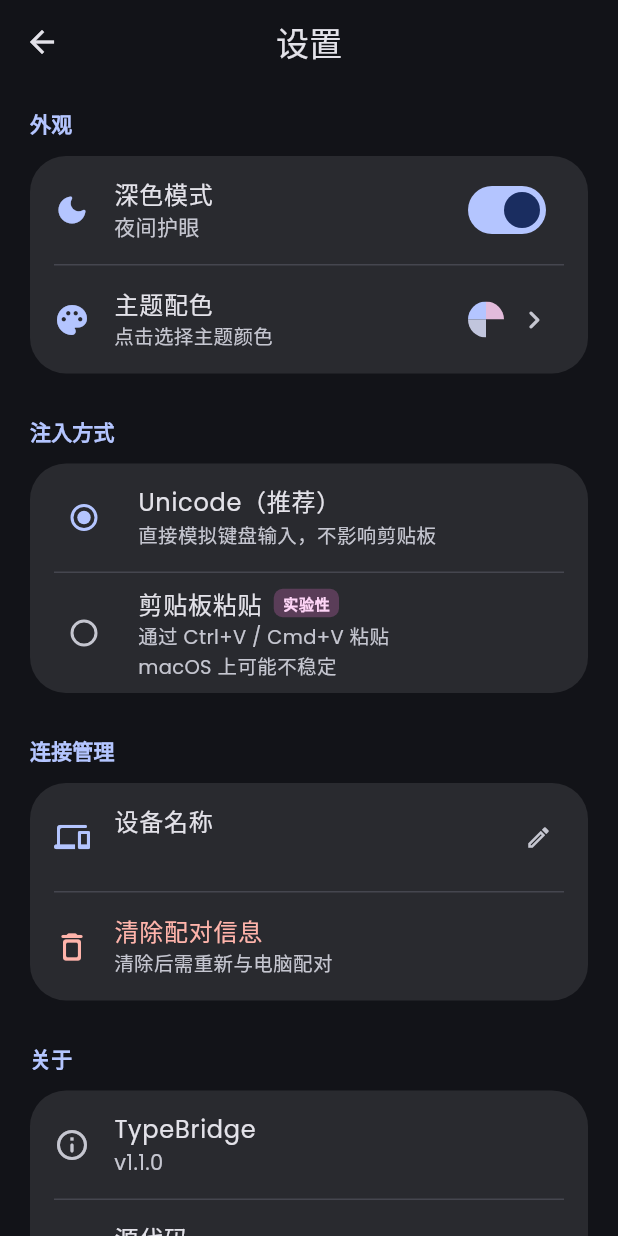
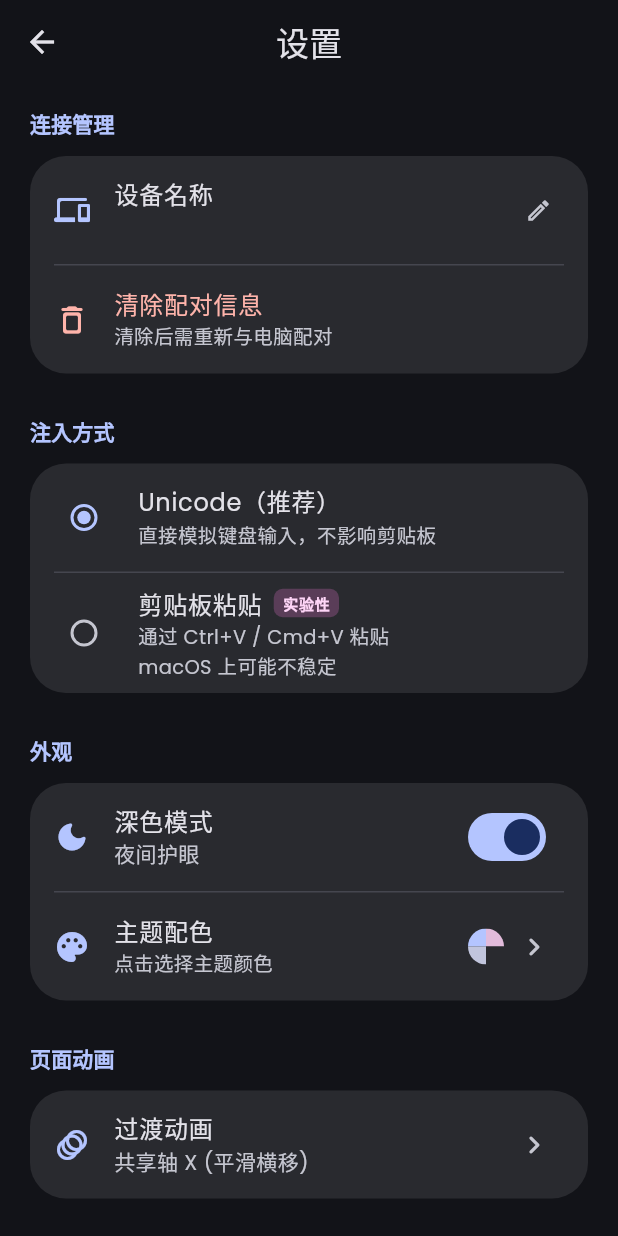
Before and after one commit to VenenoSix24/localtype, a Flutter app: the SettingsScreen screen opened directly, after a tap on "深色模式", on a phone screen of 412 x 824 dp. Run offline on Flutter 3.47's test engine with Material 3 defaults, Android fonts, the phone set to English and light mode, and no system bars; drawn by our look-alikes of dynamic_color; our stand-ins replace device_info_plus, google_fonts, shared_preferences; accounts and stored records are empty.

Commit message:
feat(mobile): 集成 Material Motion 页面切换动效，优化设置页面布局并移除冗余组件动画

```diff
--- a/typebridge_flutter/lib/main.dart
+++ b/typebridge_flutter/lib/main.dart
@@ -1,4 +1,5 @@
 import 'package:flutter/material.dart';
+import 'package:animations/animations.dart';
 import 'package:provider/provider.dart';
 import 'package:dynamic_color/dynamic_color.dart';
 import 'providers/type_bridge_provider.dart';
@@ -86,6 +87,7 @@ class MainScreen extends StatefulWidget {
 
 class _MainScreenState extends State<MainScreen> {
   int _selectedIndex = 0;
+  int _lastIndex = 0;
 
   static const List<Widget> _screens = <Widget>[
     BridgeScreen(),
@@ -95,17 +97,59 @@ class _MainScreenState extends State<MainScreen> {
   ];
 
   void _onItemTapped(int index) {
+    if (index == _selectedIndex) return;
     setState(() {
+      _lastIndex = _selectedIndex;
       _selectedIndex = index;
     });
   }
 
   @override
   Widget build(BuildContext context) {
+    final provider = Provider.of<TypeBridgeProvider>(context);
+    final isReverse = _selectedIndex < _lastIndex;
+
     return Scaffold(
-      body: IndexedStack(
-        index: _selectedIndex,
-        children: _screens,
+      body: PageTransitionSwitcher(
+        duration: const Duration(milliseconds: 400),
+        reverse: isReverse,
+        transitionBuilder: (child, primaryAnimation, secondaryAnimation) {
+          switch (provider.pageTransitionType) {
+            case 'sharedAxisX':
+              return SharedAxisTransition(
+                animation: primaryAnimation,
+                secondaryAnimation: secondaryAnimation,
+                transitionType: SharedAxisTransitionType.horizontal,
+                child: child,
+              );
+            case 'sharedAxisY':
+              return SharedAxisTransition(
+                animation: primaryAnimation,
+                secondaryAnimation: secondaryAnimation,
+                transitionType: SharedAxisTransitionType.vertical,
+                child: child,
+              );
+            case 'sharedAxisZ':
+              return SharedAxisTransition(
+                animation: primaryAnimation,
+                secondaryAnimation: secondaryAnimation,
+                transitionType: SharedAxisTransitionType.scaled,
+                child: child,
+              );
+            case 'fadeThrough':
+              return FadeThroughTransition(
+                animation: primaryAnimation,
+                secondaryAnimation: secondaryAnimation,
+                child: child,
+              );
+            default:
+              return child;
+          }
+        },
+        child: KeyedSubtree(
+          key: ValueKey<int>(_selectedIndex),
+          child: _screens[_selectedIndex],
+        ),
       ),
       bottomNavigationBar: NavigationBar(
         onDestinationSelected: _onItemTapped,
--- a/typebridge_flutter/lib/providers/type_bridge_provider.dart
+++ b/typebridge_flutter/lib/providers/type_bridge_provider.dart
@@ -98,6 +98,7 @@ class TypeBridgeProvider extends ChangeNotifier with WidgetsBindingObserver {
   int _totalChars = 0;
   int _todayChars = 0;
   String _todayDateKey = '';
+  String _pageTransitionType = 'sharedAxisX';
 
   /// 配对对话框回调
   Function(String)? onPairingRequired;
@@ -122,6 +123,7 @@ class TypeBridgeProvider extends ChangeNotifier with WidgetsBindingObserver {
   int get todayChars => _todayChars;
   Color get seedColor => _seedColor;
   bool get useDynamicColor => _useDynamicColor;
+  String get pageTransitionType => _pageTransitionType;
 
   TypeBridgeProvider() {
     WidgetsBinding.instance.addObserver(this);
@@ -201,6 +203,10 @@ class TypeBridgeProvider extends ChangeNotifier with WidgetsBindingObserver {
     _totalChars = prefs.getInt('total_chars') ?? 0;
     _todayDateKey = _getTodayKey();
     _todayChars = prefs.getInt('today_chars_$_todayDateKey') ?? 0;
+
+    // Load Page Transition Preference
+    _pageTransitionType =
+        prefs.getString('page_transition_type') ?? 'sharedAxisX';
 
     // Load Paired Devices
     await _loadPairedDevices();
@@ -341,6 +347,13 @@ class TypeBridgeProvider extends ChangeNotifier with WidgetsBindingObserver {
     _injectionMethod = method;
     final prefs = await SharedPreferences.getInstance();
     await prefs.setString('injection_method', method);
+    notifyListeners();
+  }
+
+  Future<void> setPageTransitionType(String type) async {
+    _pageTransitionType = type;
+    final prefs = await SharedPreferences.getInstance();
+    await prefs.setString('page_transition_type', type);
     notifyListeners();
   }
 
--- a/typebridge_flutter/lib/screens/bridge_screen.dart
+++ b/typebridge_flutter/lib/screens/bridge_screen.dart
@@ -1,7 +1,6 @@
 import 'package:flutter/material.dart';
 import 'package:flutter/services.dart';
 import 'package:provider/provider.dart';
-import 'package:flutter_animate/flutter_animate.dart';
 import '../providers/type_bridge_provider.dart';
 
 /// 连接页 —— Connection Hub (v2)
@@ -145,9 +144,7 @@ class _BridgeScreenState extends State<BridgeScreen> {
                       '正在搜索...',
                       style: theme.textTheme.labelSmall
                           ?.copyWith(color: theme.colorScheme.primary),
-                    )
-                        .animate(onPlay: (c) => c.repeat(reverse: true))
-                        .fadeOut(duration: 1200.ms, curve: Curves.easeInOut),
+                    ),
                   const Spacer(),
                   IconButton(
                     iconSize: 20,
@@ -287,7 +284,7 @@ class _BridgeScreenState extends State<BridgeScreen> {
           ],
         ),
       ),
-    ).animate().fadeIn(duration: 400.ms).slideY(begin: 0.1, end: 0);
+    );
   }
 
   Widget _buildStatusItem(
@@ -502,10 +499,7 @@ class _BridgeScreenState extends State<BridgeScreen> {
                   ),
                 ),
               ),
-            )
-                .animate()
-                .fadeIn(delay: (index * 50).ms)
-                .slideX(begin: 0.05, end: 0);
+            );
           },
           childCount: sortedItems.length,
         ),
--- a/typebridge_flutter/lib/screens/input_screen.dart
+++ b/typebridge_flutter/lib/screens/input_screen.dart
@@ -1,7 +1,6 @@
 import 'package:flutter/material.dart';
 import 'package:flutter/services.dart';
 import 'package:provider/provider.dart';
-import 'package:flutter_animate/flutter_animate.dart';
 import '../providers/type_bridge_provider.dart';
 
 /// 输入页 —— 文本输入 + 历史记录 + 快捷短语
@@ -60,7 +59,7 @@ class InputScreen extends StatelessWidget {
               },
               icon: const Icon(Icons.send_rounded),
               label: const Text('发送'),
-            ).animate().scale(delay: 100.ms, duration: 200.ms)
+            )
           : null,
     );
   }
@@ -71,9 +70,7 @@ class InputScreen extends StatelessWidget {
         mainAxisAlignment: MainAxisAlignment.center,
         children: [
           Icon(Icons.link_off_rounded,
-                  size: 64, color: theme.colorScheme.outline)
-              .animate()
-              .fadeIn(duration: 400.ms),
+              size: 64, color: theme.colorScheme.outline),
           const SizedBox(height: 16),
           Text('未连接',
               style: theme.textTheme.titleMedium
--- a/typebridge_flutter/lib/screens/insights_screen.dart
+++ b/typebridge_flutter/lib/screens/insights_screen.dart
@@ -1,6 +1,5 @@
 import 'package:flutter/material.dart';
 import 'package:provider/provider.dart';
-import 'package:flutter_animate/flutter_animate.dart';
 import '../providers/type_bridge_provider.dart';
 
 /// 统计看板 —— 字数统计与仪式感数据
@@ -96,7 +95,7 @@ class InsightsScreen extends StatelessWidget {
               )),
         ],
       ),
-    ).animate().fadeIn(duration: 500.ms).slideY(begin: -0.05);
+    );
   }
 
   Widget _buildTodayCard(TypeBridgeProvider provider, ThemeData theme) {
@@ -138,7 +137,7 @@ class InsightsScreen extends StatelessWidget {
           ],
         ),
       ),
-    ).animate().fadeIn(delay: 100.ms, duration: 400.ms).slideX(begin: -0.05);
+    );
   }
 
   Widget _buildMilestones(
@@ -155,9 +154,7 @@ class InsightsScreen extends StatelessWidget {
     return Wrap(
       spacing: 12,
       runSpacing: 12,
-      children: milestones.asMap().entries.map((entry) {
-        final index = entry.key;
-        final m = entry.value;
+      children: milestones.map((m) {
         final achieved = provider.totalChars >= m.threshold;
 
         return Container(
@@ -204,10 +201,7 @@ class InsightsScreen extends StatelessWidget {
               ),
             ],
           ),
-        ).animate().fadeIn(delay: (index * 80).ms, duration: 300.ms).scale(
-            begin: const Offset(0.9, 0.9),
-            end: const Offset(1, 1),
-            duration: 300.ms);
+        );
       }).toList(),
     );
   }
--- a/typebridge_flutter/lib/screens/settings_screen.dart
+++ b/typebridge_flutter/lib/screens/settings_screen.dart
@@ -1,4 +1,5 @@
 import 'package:flutter/material.dart';
+import 'package:animations/animations.dart';
 import 'package:provider/provider.dart';
 import '../providers/type_bridge_provider.dart';
 import '../theme/app_theme.dart';
@@ -21,6 +22,105 @@ class SettingsScreen extends StatelessWidget {
       body: ListView(
         padding: const EdgeInsets.all(16),
         children: [
+          // 连接管理
+          _buildSectionHeader(theme, '连接管理'),
+          const SizedBox(height: 8),
+          Card(
+            child: Column(
+              children: [
+                ListTile(
+                  leading: Icon(Icons.devices_rounded,
+                      color: theme.colorScheme.primary),
+                  title: const Text('设备名称'),
+                  subtitle: Text(
+                    provider.deviceName ?? '未知设备',
+                    style: TextStyle(color: theme.colorScheme.onSurfaceVariant),
+                  ),
+                  trailing: const Icon(Icons.edit_outlined, size: 18),
+                  onTap: () => _showEditDeviceNameDialog(context, provider),
+                ),
+                const Divider(height: 1, indent: 16, endIndent: 16),
+                ListTile(
+                  leading: Icon(Icons.delete_outline_rounded,
+                      color: theme.colorScheme.error),
+                  title: Text(
+                    '清除配对信息',
+                    style: TextStyle(color: theme.colorScheme.error),
+                  ),
+                  subtitle: Text(
+                    '清除后需重新与电脑配对',
+                    style: TextStyle(
+                        color: theme.colorScheme.onSurfaceVariant,
+                        fontSize: 13),
+                  ),
+                  onTap: () => _showClearPairingDialog(context, provider),
+                ),
+              ],
+            ),
+          ),
+
+          const SizedBox(height: 24),
+
+          // 注入方式
+          _buildSectionHeader(theme, '注入方式'),
+          const SizedBox(height: 8),
+          Card(
+            child: RadioGroup<String>(
+              groupValue: provider.injectionMethod,
+              onChanged: (val) {
+                if (val != null) provider.setInjectionMethod(val);
+              },
+              child: Column(
+                children: [
+                  RadioListTile<String>(
+                    title: const Text('Unicode（推荐）'),
+                    subtitle: Text(
+                      '直接模拟键盘输入，不影响剪贴板',
+                      style: TextStyle(
+                          color: theme.colorScheme.onSurfaceVariant,
+                          fontSize: 13),
+                    ),
+                    value: 'unicode',
+                  ),
+                  const Divider(height: 1, indent: 16, endIndent: 16),
+                  RadioListTile<String>(
+                    title: Row(
+                      children: [
+                        const Text('剪贴板粘贴'),
+                        const SizedBox(width: 8),
+                        Container(
+                          padding: const EdgeInsets.symmetric(
+                              horizontal: 6, vertical: 2),
+                          decoration: BoxDecoration(
+                            color: theme.colorScheme.tertiaryContainer,
+                            borderRadius: BorderRadius.circular(6),
+                          ),
+                          child: Text(
+                            '实验性',
+                            style: TextStyle(
+                              fontSize: 10,
+                              fontWeight: FontWeight.bold,
+                              color: theme.colorScheme.onTertiaryContainer,
+                            ),
+                          ),
+                        ),
+                      ],
+                    ),
+                    subtitle: Text(
+                      '通过 Ctrl+V / Cmd+V 粘贴\nmacOS 上可能不稳定',
+                      style: TextStyle(
+                          color: theme.colorScheme.onSurfaceVariant,
+                          fontSize: 13),
+                    ),
+                    value: 'clipboard',
+                  ),
+                ],
+              ),
+            ),
+          ),
+
+          const SizedBox(height: 24),
+
           // 外观
           _buildSectionHeader(theme, '外观'),
           const SizedBox(height: 8),
@@ -108,100 +208,20 @@ class SettingsScreen extends StatelessWidget {
 
           const SizedBox(height: 24),
 
-          // 注入方式
-          _buildSectionHeader(theme, '注入方式'),
+          // 页面动画
+          _buildSectionHeader(theme, '页面动画'),
           const SizedBox(height: 8),
           Card(
-            child: RadioGroup<String>(
-              groupValue: provider.injectionMethod,
-              onChanged: (val) {
-                if (val != null) provider.setInjectionMethod(val);
-              },
-              child: Column(
-                children: [
-                  RadioListTile<String>(
-                    title: const Text('Unicode（推荐）'),
-                    subtitle: Text(
-                      '直接模拟键盘输入，不影响剪贴板',
-                      style: TextStyle(
-                          color: theme.colorScheme.onSurfaceVariant,
-                          fontSize: 13),
-                    ),
-                    value: 'unicode',
-                  ),
-                  const Divider(height: 1, indent: 16, endIndent: 16),
-                  RadioListTile<String>(
-                    title: Row(
-                      children: [
-                        const Text('剪贴板粘贴'),
-                        const SizedBox(width: 8),
-                        Container(
-                          padding: const EdgeInsets.symmetric(
-                              horizontal: 6, vertical: 2),
-                          decoration: BoxDecoration(
-                            color: theme.colorScheme.tertiaryContainer,
-                            borderRadius: BorderRadius.circular(6),
-                          ),
-                          child: Text(
-                            '实验性',
-                            style: TextStyle(
-                              fontSize: 10,
-                              fontWeight: FontWeight.bold,
-                              color: theme.colorScheme.onTertiaryContainer,
-                            ),
-                          ),
-                        ),
-                      ],
-                    ),
-                    subtitle: Text(
-                      '通过 Ctrl+V / Cmd+V 粘贴\nmacOS 上可能不稳定',
-                      style: TextStyle(
-                          color: theme.colorScheme.onSurfaceVariant,
-                          fontSize: 13),
-                    ),
-                    value: 'clipboard',
-                  ),
-                ],
+            child: ListTile(
+              leading: Icon(Icons.animation_rounded,
+                  color: theme.colorScheme.primary),
+              title: const Text('过渡动画'),
+              subtitle: Text(
+                _getTransitionLabel(provider.pageTransitionType),
+                style: TextStyle(color: theme.colorScheme.onSurfaceVariant),
               ),
-            ),
-          ),
-
-          const SizedBox(height: 24),
-
-          // 连接管理
-          _buildSectionHeader(theme, '连接管理'),
-          const SizedBox(height: 8),
-          Card(
-            child: Column(
-              children: [
-                ListTile(
-                  leading: Icon(Icons.devices_rounded,
-                      color: theme.colorScheme.primary),
-                  title: const Text('设备名称'),
-                  subtitle: Text(
-                    provider.deviceName ?? '未知设备',
-                    style: TextStyle(color: theme.colorScheme.onSurfaceVariant),
-                  ),
-                  trailing: const Icon(Icons.edit_outlined, size: 18),
-                  onTap: () => _showEditDeviceNameDialog(context, provider),
-                ),
-                const Divider(height: 1, indent: 16, endIndent: 16),
-                ListTile(
-                  leading: Icon(Icons.delete_outline_rounded,
-                      color: theme.colorScheme.error),
-                  title: Text(
-                    '清除配对信息',
-                    style: TextStyle(color: theme.colorScheme.error),
-                  ),
-                  subtitle: Text(
-                    '清除后需重新与电脑配对',
-                    style: TextStyle(
-                        color: theme.colorScheme.onSurfaceVariant,
-                        fontSize: 13),
-                  ),
-                  onTap: () => _showClearPairingDialog(context, provider),
-                ),
-              ],
+              trailing: const Icon(Icons.chevron_right_rounded),
+              onTap: () => _showTransitionDialog(context, provider),
             ),
           ),
 
@@ -252,6 +272,58 @@ class SettingsScreen extends StatelessWidget {
           const SizedBox(height: 16),
         ],
       ),
+    );
+  }
+
+  String _getTransitionLabel(String type) {
+    switch (type) {
+      case 'sharedAxisX':
+        return '共享轴 X (平滑横移)';
+      case 'sharedAxisY':
+        return '共享轴 Y (垂直位移)';
+      case 'sharedAxisZ':
+        return '共享轴 Z (缩放渐变)';
+      case 'fadeThrough':
+        return '淡入淡出 (Fade Through)';
+      default:
+        return '无动画 (默认)';
+    }
+  }
+
+  void _showTransitionDialog(
+      BuildContext context, TypeBridgeProvider provider) {
+    showModal<void>(
+      context: context,
+      configuration: const FadeScaleTransitionConfiguration(),
+      builder: (ctx) => AlertDialog(
+        title: const Text('选择过渡动画'),
+        content: Column(
+          mainAxisSize: MainAxisSize.min,
+          children: [
+            _buildTransitionOption(ctx, provider, 'sharedAxisX', '共享轴 X'),
+            _buildTransitionOption(ctx, provider, 'sharedAxisY', '共享轴 Y'),
+            _buildTransitionOption(ctx, provider, 'sharedAxisZ', '共享轴 Z'),
+            _buildTransitionOption(ctx, provider, 'fadeThrough', '淡入淡出'),
+            _buildTransitionOption(ctx, provider, 'default', '无动画'),
+          ],
+        ),
+      ),
+    );
+  }
+
+  Widget _buildTransitionOption(BuildContext context,
+      TypeBridgeProvider provider, String value, String title) {
+    return RadioListTile<String>(
+      title: Text(title),
+      value: value,
+      groupValue: provider.pageTransitionType,
+      onChanged: (val) {
+        if (val != null) {
+          provider.setPageTransitionType(val);
+          Navigator.pop(context);
+        }
+      },
+      contentPadding: EdgeInsets.zero,
     );
   }
 
--- a/typebridge_flutter/pubspec.yaml
+++ b/typebridge_flutter/pubspec.yaml
@@ -44,6 +44,7 @@ dependencies:
   permission_handler: ^12.0.1
   material_color_utilities: ^0.13.0
   dynamic_color: ^1.8.1
+  animations: ^2.1.1
 
 dev_dependencies:
   flutter_test:
```
Also changed, not shown: typebridge_flutter/pubspec.lock.
